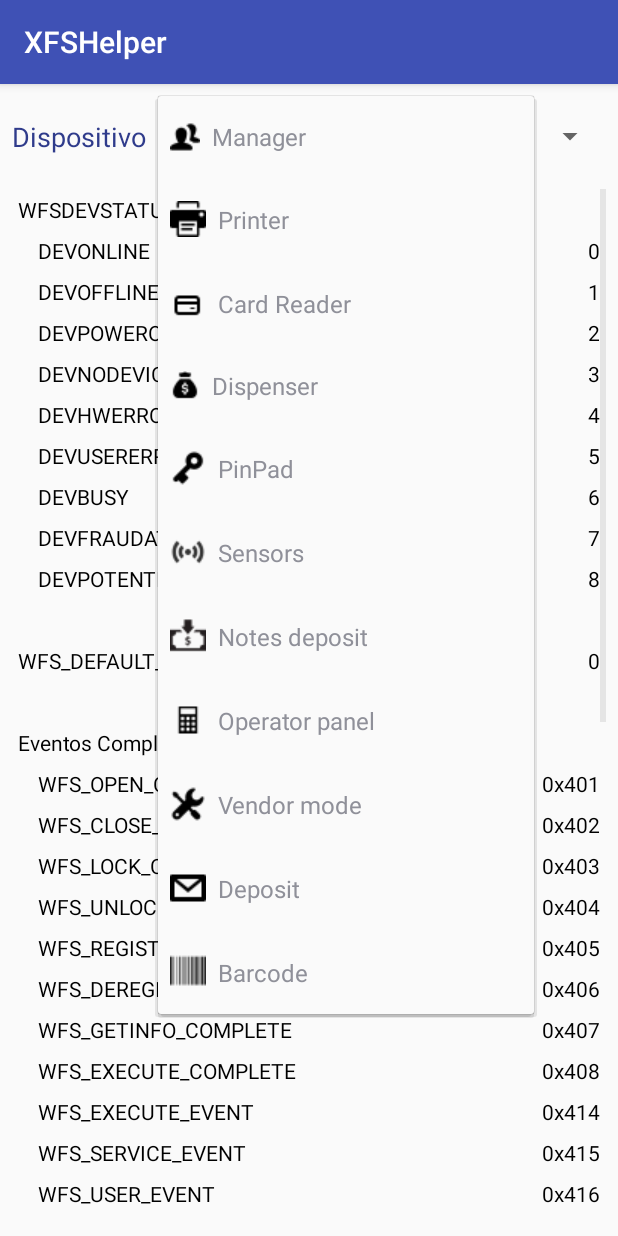
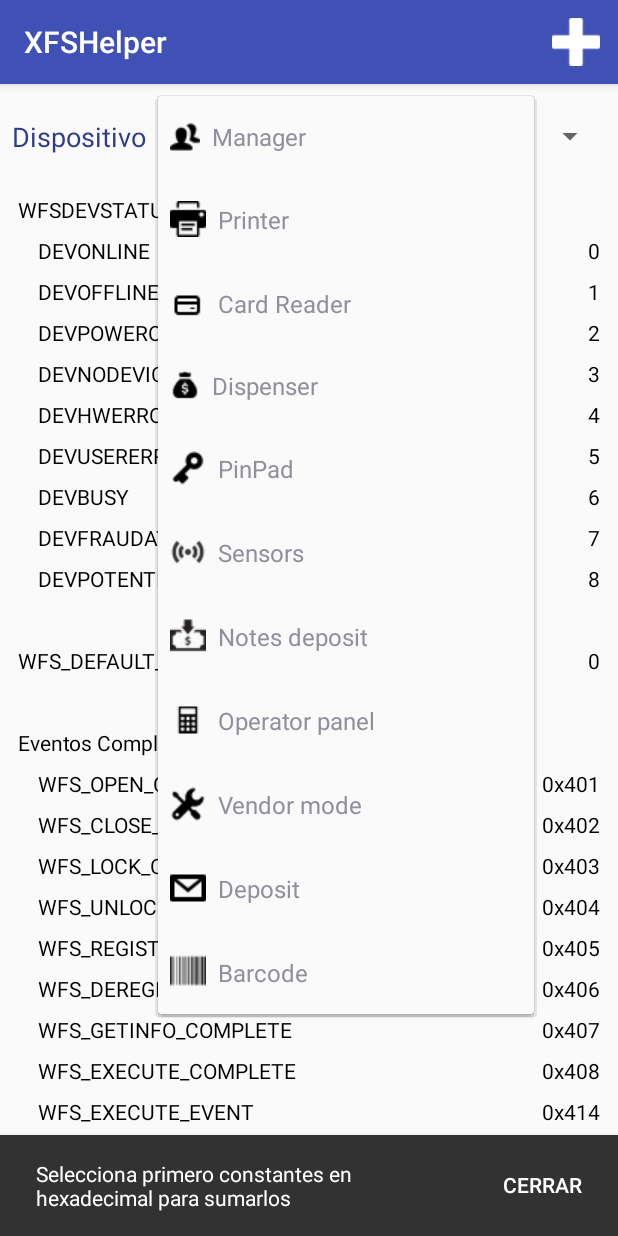
Before and after one commit to SuperG280/XFSHelper, an Android app: the DevicesActivity screen opened directly, with no data from a screen before it, after a tap on "Manager", on a phone screen of 412 x 824 dp. Run offline under Robolectric (Android 15) with nearby library versions, the phone set to English and light mode, and no system bars; 1 other tap on this screen came first.

Commit message:
Suma de elementos de dispostivio seleccionados cuando son valores en hexa. La suma se muestra en un Snackbar de cierre manual.

```diff
--- /dev/null
+++ b/app/src/main/res/menu/menu_devices.xml
@@ -0,0 +1,17 @@
+<?xml version="1.0" encoding="utf-8"?>
+<menu xmlns:android="http://schemas.android.com/apk/res/android"
+    xmlns:app="http://schemas.android.com/apk/res-auto"
+    xmlns:tools="http://schemas.android.com/tools"
+    tools:context=".DevicesActivity">
+
+    <item
+        android:id="@+id/action_devices_add"
+        android:orderInCategory="300"
+        android:title="@string/action_devices_add"
+        android:icon="@drawable/icon_add"
+        app:showAsAction="ifRoom">
+
+    </item>
+
+
+</menu>
--- a/app/src/main/res/values/strings.xml
+++ b/app/src/main/res/values/strings.xml
@@ -25,4 +25,8 @@
     <string name="devices_manager_error_actions">Acciones de error</string>
     <string name="about_xfs_message">Versión XFS soportada: 3.30</string>
     <string name="about_copyright">SuperG © 2019</string>
+    <string name="action_devices_add">Sumar</string>
+    <string name="devices_add_no_selection_text">Selecciona primero constantes en hexadecimal para sumarlos</string>
+    <string name="devices_add_result_text">Suma:</string>
+    <string name="devices_add_result_close">Cerrar</string>
 </resources>
```
Also changed, not shown: app/src/main/java/com/superg280/dev/xfshelper/DevicesActivity.java (+56 -0 lines), app/src/main/res/drawable/icon_add.png (added).
